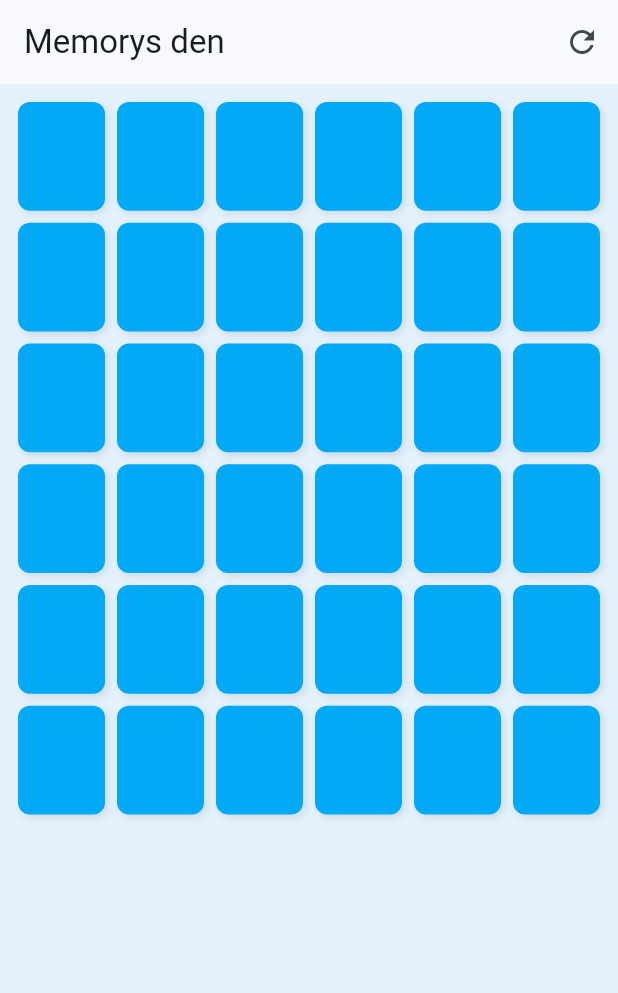
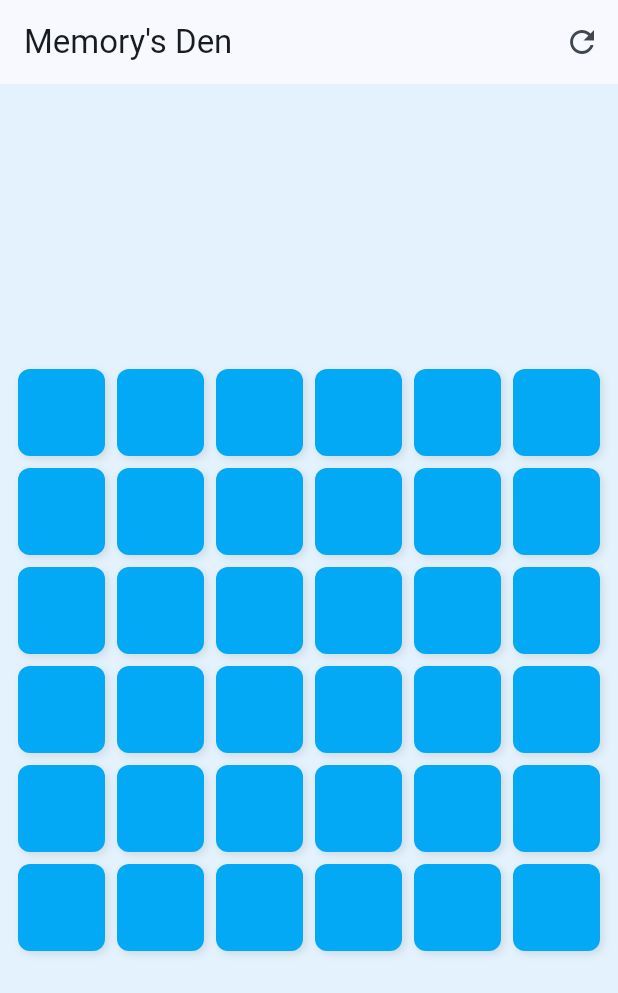
Before and after one commit to lovera2/Microproyecto-S-Info, a Flutter app: the screen it shows after launch, on a phone screen of 412 x 824 dp. Shown: the top 993 px of the screen. Run offline on Flutter 3.47's test engine with Material 3 defaults, Android fonts, the phone set to English and light mode, and no system bars.

Commit message:
Interfaz de tablero 6x6 ajustada y lógica de validación de parejas
- El tablero que se ajusta al centro, es cuadrado y no requiere deslizar
- Capacidad de tocar cartas, que se volteen y que el juego sepa si son iguales o no.
- Preparación para que el juego pueda esperar 1 segundo antes de esconder las cartas.

```diff
--- a/lib/main.dart
+++ b/lib/main.dart
@@ -14,7 +14,6 @@ class MemoryGameApp extends StatelessWidget {
       debugShowCheckedModeBanner: false,
       title: 'Flutter Memoria',
       theme: ThemeData(
-        // 1. CAMBIO AQUÍ: Para que el tema general sea azulito
         colorScheme: ColorScheme.fromSeed(seedColor: Colors.lightBlue),
         useMaterial3: true,
       ),
--- a/lib/screens/game_screen.dart
+++ b/lib/screens/game_screen.dart
@@ -1,5 +1,6 @@
 import 'package:flutter/material.dart';
-import '../models/game_card.dart'; // Importamos tu modelo (El molde)
+import '../models/game_card.dart'; // Importamos el molde
+import 'dart:async'; // lo utilizaremos para esperar 1 seg antes de voltear las cartas again
 
 class GameScreen extends StatefulWidget {
   const GameScreen({super.key});
@@ -11,7 +12,9 @@ class GameScreen extends StatefulWidget {
 class _GameScreenState extends State<GameScreen> {
   // Aquí guardaremos las 36 cartas en memoria
   List<GameCard> cards = [];
-
+// Variables para la lógica del juego
+  List<int> flippedIndices = []; // Guarda cuáles cartas están boca arriba
+  bool isProcessing = false;     // Bloquea la pantalla mientras espera
   @override
   void initState() {
     super.initState();
@@ -33,8 +36,11 @@ class _GameScreenState extends State<GameScreen> {
     // 3. Barajamos las cartas
     deck.shuffle();
 
-    // 4. Creamos las 36 "galletas" usando tu molde GameCard
+    // 4. Creamos las 36 "tarjetas" usando el molde GameCard
     setState(() {
+      flippedIndices.clear();
+      isProcessing = false;
+
       cards = List.generate(36, (index) {
         return GameCard(
           id: index,
@@ -52,7 +58,7 @@ class _GameScreenState extends State<GameScreen> {
       // Usamos el color celeste del tema
       backgroundColor: Colors.blue.shade50,
       appBar: AppBar(
-        title: const Text('Memorys den'),
+        title: const Text("Memory's Den"),
         actions: [
           // Botón para reiniciar (útil para pruebas)
           IconButton(
@@ -61,39 +67,93 @@ class _GameScreenState extends State<GameScreen> {
           ),
         ],
       ),
-      body: Padding(
+
+      body: Center(
+        child: Padding(
           padding: const EdgeInsets.all(12.0),
-        // GridView: El componente mágico para hacer rejillas
+          child: AspectRatio(
+            //Fuerza un tablero cuadrado
+            aspectRatio: 1,
             child: GridView.builder(
-          // INSTRUCCIÓN CUMPLIDA: Grid 6x6
+              // Bloqueamos el scroll porque va a caber perfecto
+              physics: const NeverScrollableScrollPhysics(),
               gridDelegate: const SliverGridDelegateWithFixedCrossAxisCount(
                 crossAxisCount: 6, // 6 columnas
-            crossAxisSpacing: 8, // Espacio horizontal entre cartas
-            mainAxisSpacing: 8,  // Espacio vertical entre cartas
-            childAspectRatio: 0.8, // Las hace un poco más altas que anchas
+                crossAxisSpacing: 8,
+                mainAxisSpacing: 8,
+                childAspectRatio: 1, //Cartas cuadradas
               ),
-          itemCount: cards.length, // 36 items
+              itemCount: cards.length,
               itemBuilder: (context, index) {
-            return _buildCardItem(cards[index]);
+                return _buildCardItem(index);
               },
+            ),
+          ),
         ),
       ),
     );
   }
 
+void _onCardTap(int index) {
+    // Si está pensando, o la carta ya está volteada/emparejada, no hacemos nada
+    if (isProcessing || cards[index].isFlipped || cards[index].isMatched) return;
+
+    setState(() {
+      cards[index].isFlipped = true; // Volteamos la carta
+      flippedIndices.add(index);     // La anotamos
+    });
+
+    // Si ya hay 2 cartas levantadas, verificamos
+    if (flippedIndices.length == 2) {
+      isProcessing = true; // Bloqueamos la pantalla
+      _checkForMatch();
+    }
+  }
+
+  void _checkForMatch() async {
+    // Esperamos 1 segundo
+    await Future.delayed(const Duration(seconds: 1));
+
+    int index1 = flippedIndices[0];
+    int index2 = flippedIndices[1];
+
+    // Comparamos el contenido
+    if (cards[index1].content == cards[index2].content) {
+      //SON PAREJA
+      setState(() {
+        cards[index1].isMatched = true;
+        cards[index2].isMatched = true;
+      });
+    } else {
+      // FALLASTE (Las escondemos)
+      setState(() {
+        cards[index1].isFlipped = false;
+        cards[index2].isFlipped = false;
+      });
+    }
+
+    // Limpiamos para el siguiente turno
+    flippedIndices.clear();
+    isProcessing = false;
+  }
+
   // Esta función dibuja cada cuadrito individual
-  Widget _buildCardItem(GameCard card) {
+  Widget _buildCardItem(int index) {
+    GameCard card = cards[index];
+
+    // PARTE 1: Decidimos el color con calma aquí arriba
+    Color cardColor;
+    if (card.isFlipped || card.isMatched) {
+      cardColor = Colors.white;
+    } else {
+      cardColor = Colors.lightBlue;
+    }
+
     return GestureDetector(
-      onTap: () {
-        // Lógica visual temporal: solo voltea la carta al tocarla
-        setState(() {
-          card.isFlipped = !card.isFlipped;
-        });
-      },
+      onTap: () => _onCardTap(index),
       child: Container(
         decoration: BoxDecoration(
-          // Si está volteada es Blanca, si no, es Celeste Fuerte
-          color: card.isFlipped ? Colors.white : Colors.lightBlue,
+          color: cardColor, // PARTE 2: Aquí solo usamos el resultado
           borderRadius: BorderRadius.circular(8),
           boxShadow: [
             BoxShadow(
@@ -104,9 +164,9 @@ class _GameScreenState extends State<GameScreen> {
           ],
         ),
         child: Center(
-          child: card.isFlipped
-              ? Text(card.content, style: const TextStyle(fontSize: 26)) // Muestra Emoji
-              : const SizedBox(), // No muestra nada si está boca abajo
+          child: (card.isFlipped || card.isMatched)
+              ? Text(card.content, style: const TextStyle(fontSize: 24))
+              : const SizedBox(),
         ),
       ),
     );
```
Lines whose indentation alone changed are shown as unchanged.
